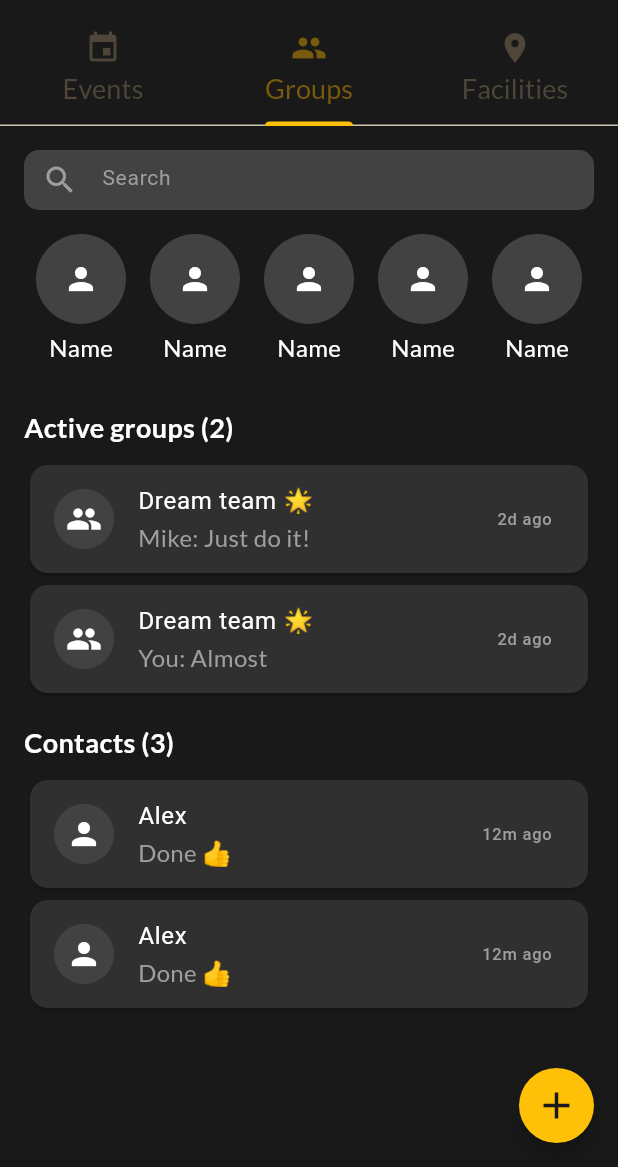
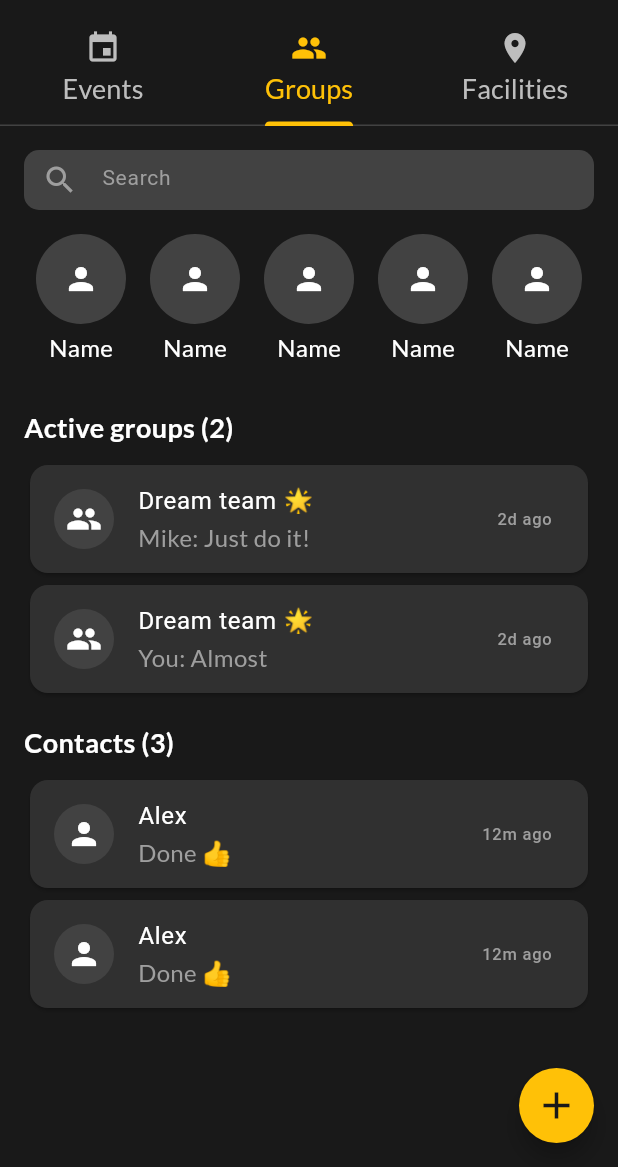
Before and after one commit to stavthal/ball_park, a Flutter app: the DashboardScreen screen opened by its route, tab 2 chosen, on a phone screen of 412 x 824 dp, the part 69-1236 px from its top. Run offline on Flutter 3.47's test engine with Material 3 defaults, Android fonts, the phone set to English and light mode, and no system bars; our stand-ins replace carousel_slider, go_router, google_fonts; network calls fail.

Commit message:
changes to dashboard

```diff
--- a/lib/screens/dashboard_screen.dart
+++ b/lib/screens/dashboard_screen.dart
@@ -87,6 +87,9 @@ class _DashboardScreenState extends State<DashboardScreen>
         bottom: TabBar(
           controller: _tabController,
           indicatorColor: Colors.amber,
+          labelColor: Colors.amber,
+          unselectedLabelColor: Colors.grey.shade400,
+          dividerColor: Colors.grey.shade800,
           tabs: const [
             Tab(icon: Icon(Icons.event), text: "Events"),
             Tab(icon: Icon(Icons.group), text: "Groups"),
```
